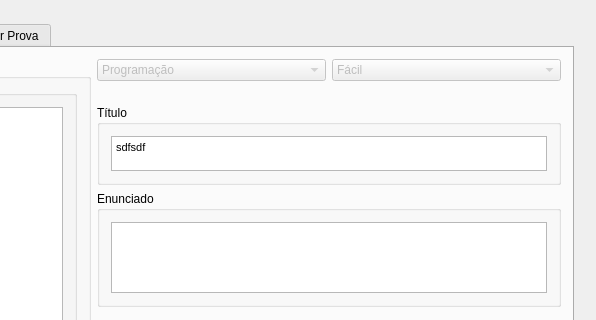
This is mainwindow.ui in Drakz/tcc-teste as Qt 5 draws it before an edit; both pictures show x 204 to 800 and y 0 to 320 of the 800 by 631 pixel window. The edited form follows.
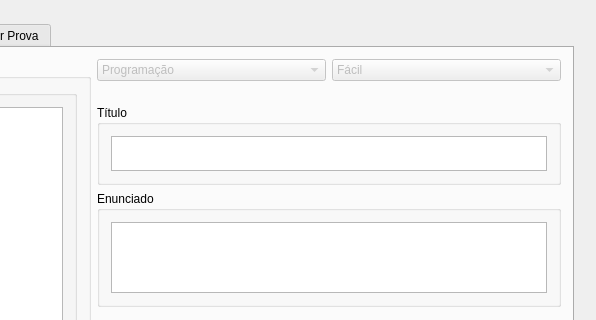
This is the edited form. The open tabs and pages were chosen to show the change. Icons and pictures are not drawn.

Diff of the .ui file:
```diff
--- a/mainwindow.ui
+++ b/mainwindow.ui
@@ -704,7 +704,7 @@
 &lt;html&gt;&lt;head&gt;&lt;meta name=&quot;qrichtext&quot; content=&quot;1&quot; /&gt;&lt;style type=&quot;text/css&quot;&gt;
 p, li { white-space: pre-wrap; }
 &lt;/style&gt;&lt;/head&gt;&lt;body style=&quot; font-family:'MS Shell Dlg 2'; font-size:8.25pt; font-weight:400; font-style:normal;&quot;&gt;
-&lt;p style=&quot; margin-top:0px; margin-bottom:0px; margin-left:0px; margin-right:0px; -qt-block-indent:0; text-indent:0px;&quot;&gt;sdfsdf&lt;/p&gt;&lt;/body&gt;&lt;/html&gt;</string>
+&lt;p style=&quot;-qt-paragraph-type:empty; margin-top:0px; margin-bottom:0px; margin-left:0px; margin-right:0px; -qt-block-indent:0; text-indent:0px;&quot;&gt;&lt;br /&gt;&lt;/p&gt;&lt;/body&gt;&lt;/html&gt;</string>
                  </property>
                 </widget>
                </item>
```
Left out of the diff: 2 changed lines with no effect on the pictures.
